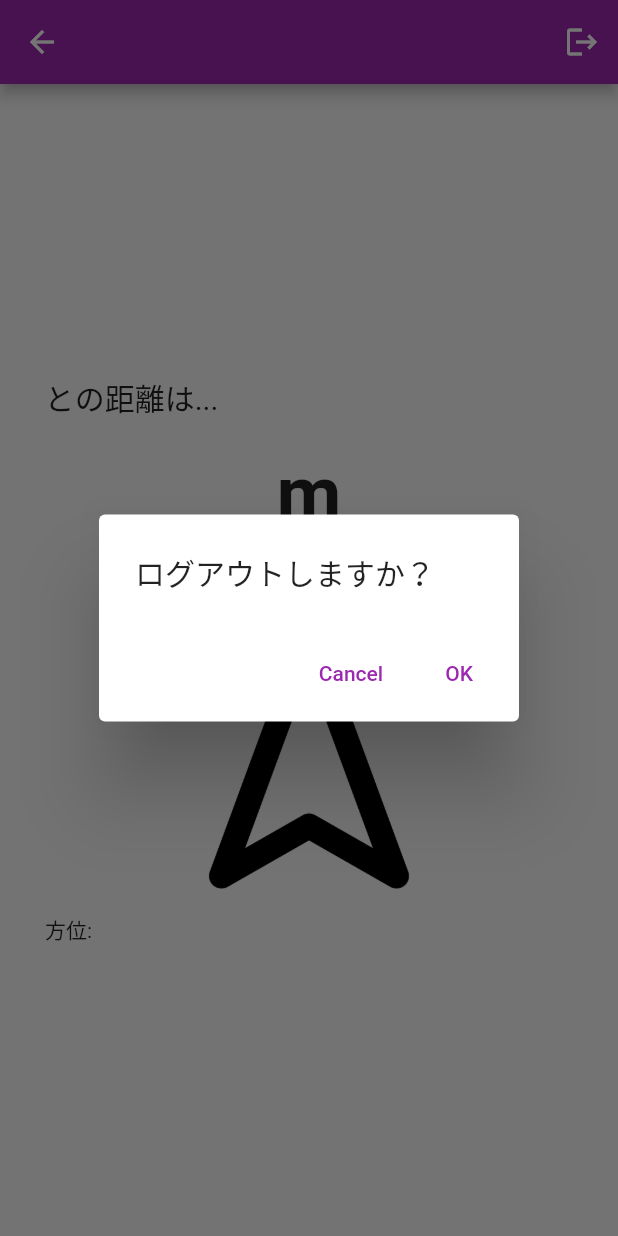
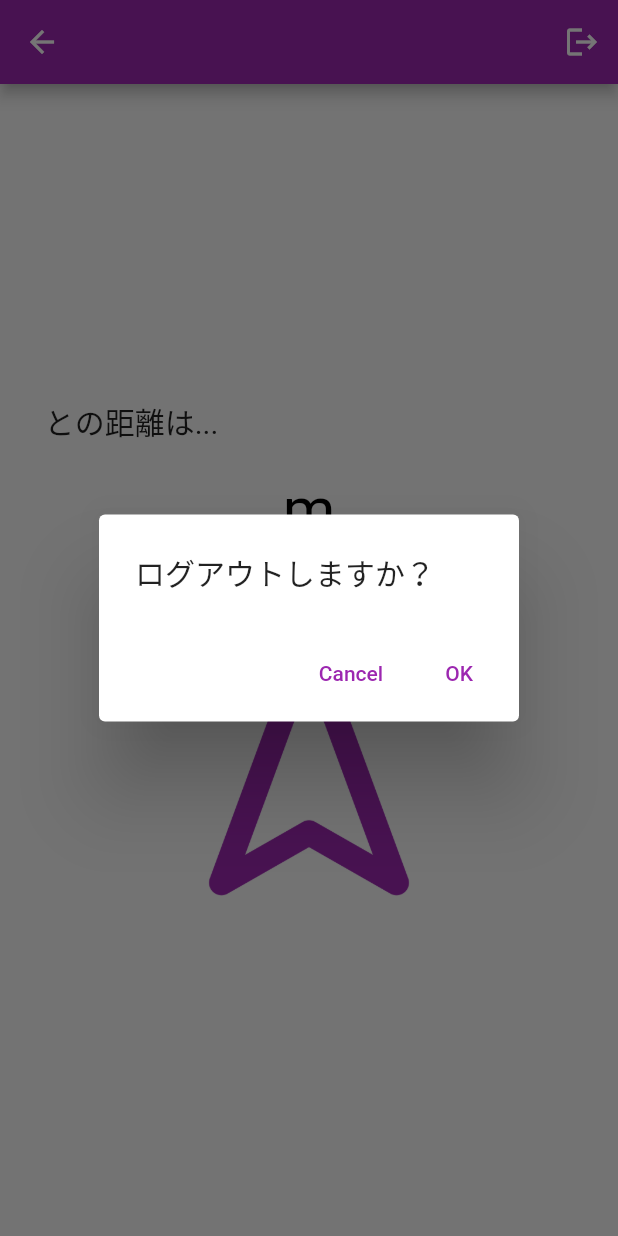
Before and after one commit to morikann/tomodoko, a Flutter app: the UserDetailScreen screen opened directly with empty values, after a tap on the "logout" icon, on a phone screen of 412 x 824 dp. Run offline on Flutter 3.47's test engine with Material 2 defaults, Android fonts, the phone set to English and light mode, and no system bars; our stand-ins replace cloud_firestore, email_validator, firebase_auth, firebase_core, geolocator, modal_progress_hud_nsn; accounts and stored records are empty.

Commit message:
方位によってコンパスの向きを変える

```diff
--- a/lib/model/location.dart
+++ b/lib/model/location.dart
@@ -25,12 +25,12 @@ class Location {
     }
   }
 
-  String calculateBearing(la1, lo1, la2, lo2) {
+  double calculateBearing(la1, lo1, la2, lo2) {
     try {
       double bearing = Geolocator.bearingBetween(la1, lo1, la2, lo2);
-      return bearing.round().toString();
+      return bearing;
     } catch (e) {
-      return '---';
+      return 0;
     }
   }
 }
--- a/lib/model/user_detail_screen_arguments.dart
+++ b/lib/model/user_detail_screen_arguments.dart
@@ -1,5 +1,3 @@
-import 'dart:async';
-
 class UserDetailScreenArguments {
   final String uid;
   final String name;
--- a/lib/view/user_detail_screen.dart
+++ b/lib/view/user_detail_screen.dart
@@ -1,4 +1,5 @@
 import 'dart:async';
+import 'dart:math';
 import 'package:flutter/material.dart';
 import 'home_screen.dart';
 import 'package:firebase_auth/firebase_auth.dart';
@@ -26,7 +27,7 @@ class _UserDetailScreenState extends State<UserDetailScreen> {
   final _auth = FirebaseAuth.instance;
   final _fireStore = FirebaseFirestore.instance;
   String distance = '';
-  String bearing = '';
+  double bearing = 0.0;
   Location myLocation = Location();
   Location opponentLocation = Location();
   final streamController = StreamController();
@@ -151,20 +152,40 @@ class _UserDetailScreenState extends State<UserDetailScreen> {
               const SizedBox(
                 height: 20,
               ),
-              Text(
-                '${distance}m',
-                textAlign: TextAlign.center,
-                style: const TextStyle(
-                  fontSize: 50,
-                  fontWeight: FontWeight.bold,
+              Center(
+                child: RichText(
+                  text: TextSpan(
+                    style: const TextStyle(
+                      color: Colors.black,
+                      fontSize: 40,
+                    ),
+                    children: [
+                      TextSpan(
+                        text: distance,
+                        style: const TextStyle(
+                            color: Colors.purple,
+                            fontWeight: FontWeight.bold,
+                            fontSize: 50),
+                      ),
+                      const TextSpan(
+                        text: 'm',
+                        style: TextStyle(letterSpacing: 5),
+                      ),
+                    ],
+                  ),
                 ),
               ),
               const SizedBox(height: 50),
               SizedBox(
-                child: Image.asset('images/navigation.png'),
+                child: Transform.rotate(
+                  angle: bearing * pi / 180,
+                  child: const Image(
+                    image: AssetImage('images/navigation.png'),
+                    color: Colors.purple,
+                  ),
+                ),
                 height: 200,
               ),
-              Text('方位: $bearing'),
             ],
           ),
         ),
```
